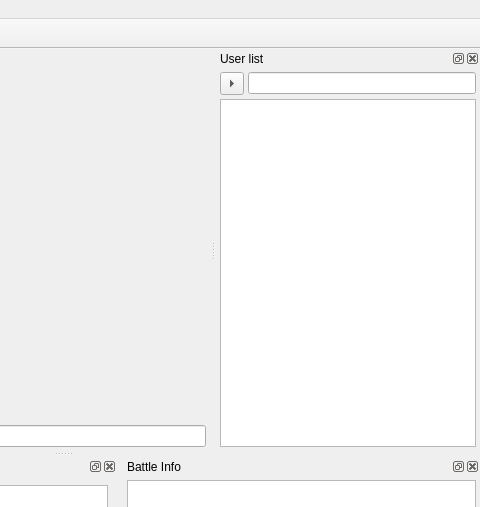
The window that ui/mainWidget.ui (tizbac/qtlobby) describes before a commit, drawn with Qt 5; both pictures show x 354 to 834 and y 0 to 507 of the 834 by 739 pixel window.
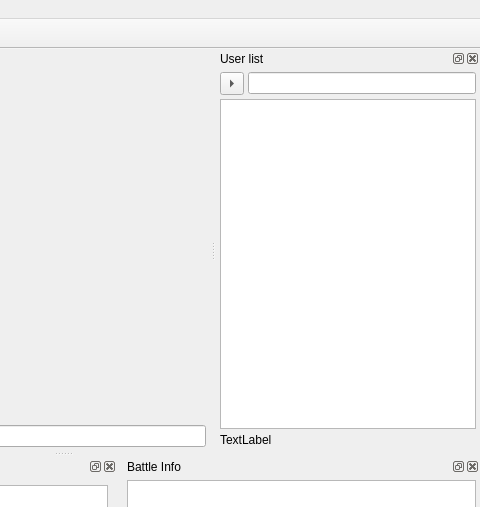
The same window after the commit. Icons and pictures are not drawn. Custom widgets are drawn as their Qt base class.

What changed in the file:
```diff
--- a/ui/mainWidget.ui
+++ b/ui/mainWidget.ui
@@ -123,7 +123,7 @@
    <property name="minimumSize">
     <size>
      <width>112</width>
-     <height>166</height>
+     <height>190</height>
     </size>
    </property>
    <property name="maximumSize">
@@ -184,6 +184,9 @@
      </item>
      <item row="1" column="0">
       <widget class="Users" name="users">
+       <property name="enabled">
+        <bool>true</bool>
+       </property>
        <property name="contextMenuPolicy">
         <enum>Qt::CustomContextMenu</enum>
        </property>
@@ -204,6 +207,13 @@
        </property>
       </widget>
      </item>
+     <item row="2" column="0">
+      <widget class="QLabel" name="usersInCurrentChannel">
+       <property name="text">
+        <string>TextLabel</string>
+       </property>
+      </widget>
+     </item>
     </layout>
    </widget>
   </widget>
```
Left out of the diff: 16 changed lines with no effect on the pictures.
